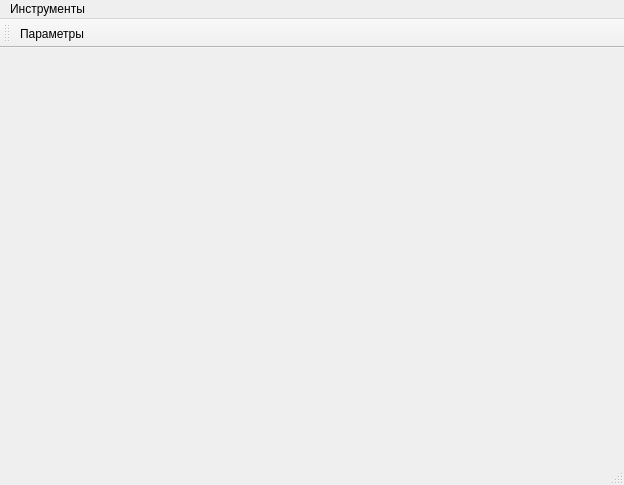
Qt form mainwindow.ui (rust3128/iMpos) before a commit.
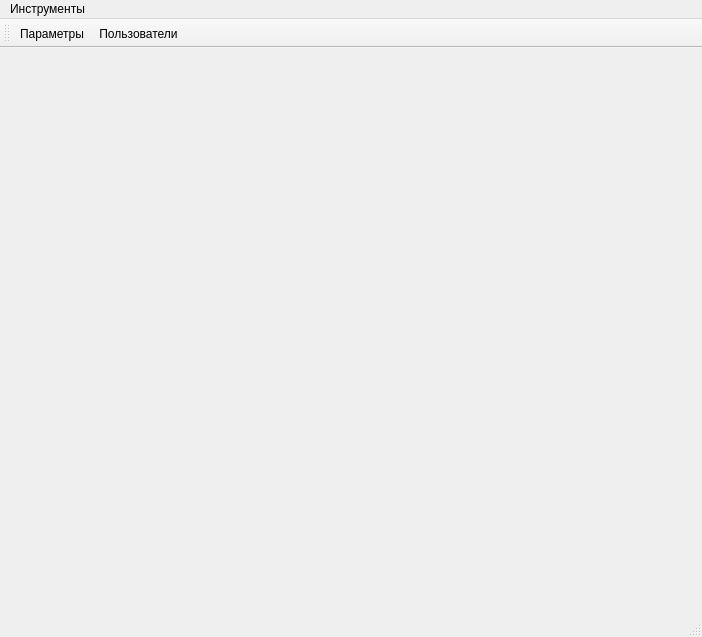
The same form after that commit. Icons and pictures are not drawn.

```diff
--- a/mainwindow.ui
+++ b/mainwindow.ui
@@ -6,8 +6,8 @@
    <rect>
     <x>0</x>
     <y>0</y>
-    <width>624</width>
-    <height>485</height>
+    <width>702</width>
+    <height>637</height>
    </rect>
   </property>
   <property name="windowTitle">
@@ -19,8 +19,8 @@
     <rect>
      <x>0</x>
      <y>0</y>
-     <width>624</width>
-     <height>21</height>
+     <width>702</width>
+     <height>23</height>
     </rect>
    </property>
    <widget class="QMenu" name="menuTools">
@@ -40,6 +40,7 @@
     <bool>false</bool>
    </attribute>
    <addaction name="actionSettings"/>
+   <addaction name="actionUsers"/>
   </widget>
   <widget class="QStatusBar" name="statusBar">
    <property name="sizeGripEnabled">
```
Left out of the diff: 7 changed lines with no effect on the pictures.
